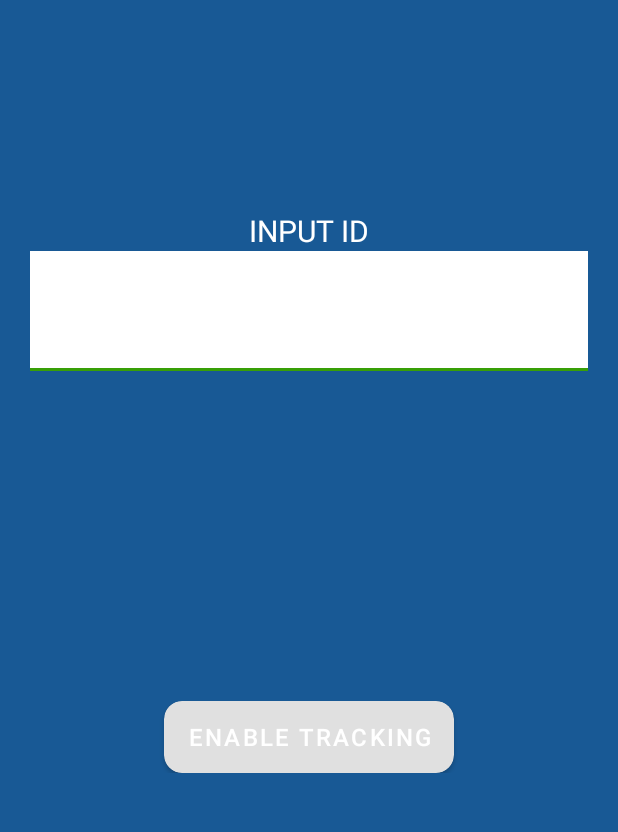
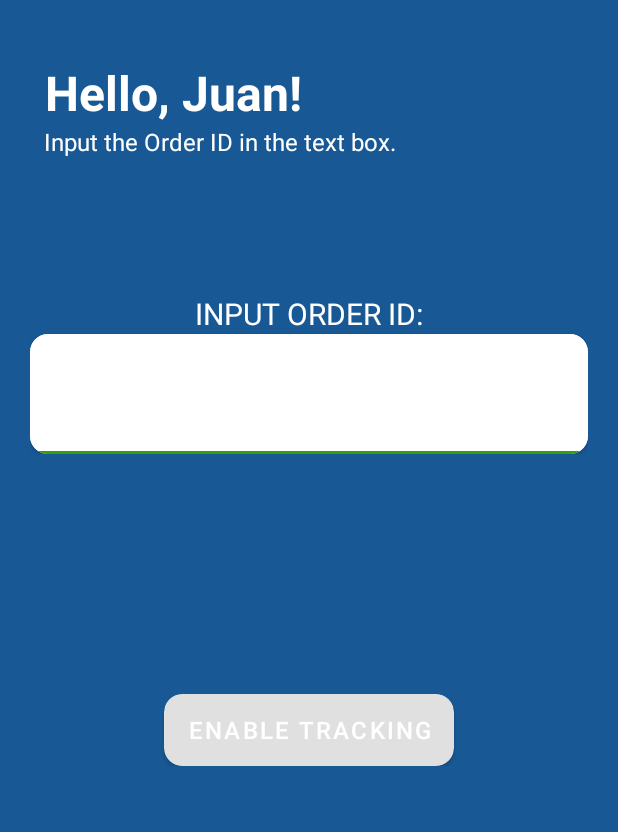
Before and after one commit to dlcscar412/Nowcast_Mobile_App, an Android app: the screen it shows after launch (MainActivity), on a phone screen of 412 x 824 dp, the part 105-937 px from its top. Run offline under Robolectric (Android 15) with nearby library versions, the phone set to English and light mode, and no system bars; our stand-ins replace Firebase (no records; nobody signed in at launch, a user with empty details on screens opened directly), Volley.

```diff
--- a/app/build.gradle
+++ b/app/build.gradle
@@ -46,6 +46,9 @@ dependencies {
     // FusedLocationProvider
     implementation 'com.google.android.gms:play-services-location:17.1.0'
 
+    //HTTP REQUESTS
+    implementation 'com.android.volley:volley:1.2.1'
+
     // Import the Firebase BoM
     implementation(platform("com.google.firebase:firebase-bom:32.7.0"))
     // TODO: Add the dependencies for Firebase products you want to use
--- a/app/src/main/java/com/example/nowcast/MainActivity.kt
+++ b/app/src/main/java/com/example/nowcast/MainActivity.kt
@@ -1,37 +1,37 @@
 package com.example.nowcast
 
-import android.Manifest
+import MySharedPreferences
 import android.annotation.SuppressLint
 import android.content.pm.PackageManager
 import android.location.Location
-import androidx.appcompat.app.AppCompatActivity
 import android.os.Bundle
+import android.text.Editable
+import android.text.TextWatcher
 import android.util.Log
 import android.widget.Button
-import android.widget.EditText
+import android.widget.TextView
+import android.widget.Toast
+import androidx.appcompat.app.AppCompatActivity
 import androidx.core.app.ActivityCompat
 import androidx.core.content.ContextCompat
-import com.google.android.gms.location.FusedLocationProviderClient
-import com.google.android.gms.location.LocationServices
-import com.google.android.gms.location.LocationCallback
-import com.google.android.gms.location.LocationResult
-import com.google.android.gms.location.LocationRequest
+import com.android.volley.Request
+import com.android.volley.toolbox.JsonObjectRequest
+import com.android.volley.toolbox.Volley
+import com.google.android.gms.location.*
+import com.google.android.material.textfield.TextInputEditText
 import com.google.firebase.database.DatabaseReference
 import com.google.firebase.database.FirebaseDatabase
-import android.content.SharedPreferences;
-import android.text.Editable
-import android.text.TextWatcher
-import android.view.View
-import android.widget.TextView
-import com.google.android.material.textfield.TextInputEditText
+import java.sql.Timestamp
 
 class MainActivity : AppCompatActivity() {
     private lateinit var startBtn: Button
     private lateinit var idEditText: TextInputEditText
-    private lateinit var idTrackingText: TextView
+    private lateinit var idNameText: TextView
+    private lateinit var idOrderText: TextView
+
     private var locationUpdatesEnabled = false
 
-    private lateinit var databaseReference: DatabaseReference
+//    private lateinit var databaseReference: DatabaseReference
 
     private lateinit var fusedLocationProviderClient: FusedLocationProviderClient
     private var locationCallback: LocationCallback = object : LocationCallback() {
@@ -55,24 +55,29 @@ class MainActivity : AppCompatActivity() {
                     "timestamp" to timestamp,
                     "id" to idText
                 )
-                databaseReference.child("$idText").child("$timestamp").setValue(locationData)
+                postHTTPRequest(latitude, longitude, idText)
+//                databaseReference.child("$idText").child("$timestamp").setValue(locationData)
             }
         }
     }
 
+    private var BASE_URL = "https://raincheck-drivers.onrender.com/"
+
     override fun onCreate(savedInstanceState: Bundle?) {
         super.onCreate(savedInstanceState)
         setContentView(R.layout.activity_main)
-        databaseReference = FirebaseDatabase.getInstance().getReference("users")
+//        databaseReference = FirebaseDatabase.getInstance().getReference("users")
         fusedLocationProviderClient = LocationServices.getFusedLocationProviderClient(this)
         locationUpdatesEnabled = false
 
         startBtn = findViewById(R.id.btn_start)
         idEditText = findViewById(R.id.editTextId)
-        idTrackingText = findViewById(R.id.trackingTextId)
+        idNameText = findViewById(R.id.nameTextId)
+        idOrderText = findViewById(R.id.orderTextId)
 
         startBtn.isEnabled = false
-        idTrackingText.visibility = View.GONE
+        idNameText.text = "Hello, Juan!"
+        idOrderText.text = "Input the Order ID in the text box."
         idEditText.addTextChangedListener(object : TextWatcher {
             override fun beforeTextChanged(p0: CharSequence?, p1: Int, p2: Int, p3: Int) {
             }
@@ -115,7 +120,8 @@ class MainActivity : AppCompatActivity() {
         startBtn.text = "Disable Tracking"
         getLocationUpdates()
         idEditText.isEnabled = false
-        idTrackingText.visibility = View.VISIBLE
+        idNameText.text = "Tracking Enabled!"
+        idOrderText.text = "Click Disable Tracking once order is completed."
     }
 
     private fun stopLocationUpdates() {
@@ -123,6 +129,26 @@ class MainActivity : AppCompatActivity() {
         startBtn.text = "Enable Tracking"
         fusedLocationProviderClient.removeLocationUpdates(locationCallback)
         idEditText.isEnabled = true
-        idTrackingText.visibility = View.GONE
+        idNameText.text = "Hello, Juan!"
+        idOrderText.text = "Input the Order ID in the text box."
+    }
+
+    private fun postHTTPRequest(lat: Double, lon: Double, order_id: String){
+        val volleyQueue = Volley.newRequestQueue(this)
+        var url = BASE_URL+"enqueue?lat=$lat&lon=$lon&order_id=$order_id"
+        Log.d("URL: ", url)
+        val jsonObjectRequest = JsonObjectRequest(Request.Method.POST, url,null,
+            { response ->
+                Log.d("MainActivity", "Request Sent: ${response.toString()}")
+            },
+            { error ->
+                // make a Toast telling the user
+                // that something went wrong
+                Toast.makeText(this, "Some error occurred! Cannot send gps location", Toast.LENGTH_LONG).show()
+                // log the error message in the error stream
+                Log.e("MainActivity", "postHTTPRequest error: ${error.localizedMessage}")
+            }
+        )
+        volleyQueue.add(jsonObjectRequest)
     }
 }
--- a/app/src/main/res/layout/activity_main.xml
+++ b/app/src/main/res/layout/activity_main.xml
@@ -40,20 +40,49 @@
     <RelativeLayout
         android:layout_width="match_parent"
         android:layout_height="wrap_content"
-        android:layout_marginTop="100dp"
+        android:padding="20dp">
+        <TextView
+            android:id="@+id/nameTextId"
+            android:layout_width="wrap_content"
+            android:layout_height="wrap_content"
+            android:layout_marginLeft="10dp"
+            android:text="Hello, Juan!"
+            android:textColor="@color/white"
+            android:textStyle="bold"
+            android:textSize="32dp" />
+        <TextView
+            android:id="@+id/orderTextId"
+            android:layout_width="wrap_content"
+            android:layout_height="wrap_content"
+            android:layout_below="@id/nameTextId"
+            android:layout_marginLeft="9dp"
+            android:text="Input the Order ID in the text box."
+            android:textColor="@color/white"
+            android:textSize="16dp" />
+
+    </RelativeLayout>
+    <RelativeLayout
+        android:layout_width="match_parent"
+        android:layout_height="wrap_content"
+        android:layout_marginTop="50dp"
         android:padding="20dp">
         <TextView
             android:id="@+id/inputId"
             android:layout_width="wrap_content"
             android:layout_height="wrap_content"
             android:layout_centerHorizontal="true"
-            android:text="INPUT ID"
+            android:text="INPUT ORDER ID:"
             android:textColor="@color/white"
             android:textSize="20dp" />
+        <androidx.cardview.widget.CardView
+            android:layout_width="match_parent"
+            android:layout_height="wrap_content"
+            android:layout_centerHorizontal="true"
+            android:layout_below="@id/inputId"
+            app:cardCornerRadius="12dp">
             <com.google.android.material.textfield.TextInputLayout
                 android:layout_width="match_parent"
-            android:layout_height="wrap_content"
-            android:layout_below="@id/inputId">
+                android:layout_height="wrap_content">
 
                 <com.google.android.material.textfield.TextInputEditText
                     android:id="@+id/editTextId"
@@ -67,22 +96,7 @@
                     android:background="@color/white"
                     android:layout_centerHorizontal="true"/>
             </com.google.android.material.textfield.TextInputLayout>
-    </RelativeLayout>
-    <RelativeLayout
-        android:layout_width="match_parent"
-        android:layout_height="wrap_content"
-        android:layout_marginTop="50dp"
-        android:layout_gravity="bottom"
-        android:padding="10dp">
-
-        <TextView
-            android:id="@+id/trackingTextId"
-            android:layout_width="wrap_content"
-            android:layout_height="wrap_content"
-            android:layout_centerInParent="true"
-            android:text="Tracking Enabled"
-            android:textColor="@color/white"
-            android:textSize="32dp" />
+        </androidx.cardview.widget.CardView>
     </RelativeLayout>
     <RelativeLayout
         android:layout_width="match_parent"
```
Lines whose indentation alone changed are shown as unchanged.
